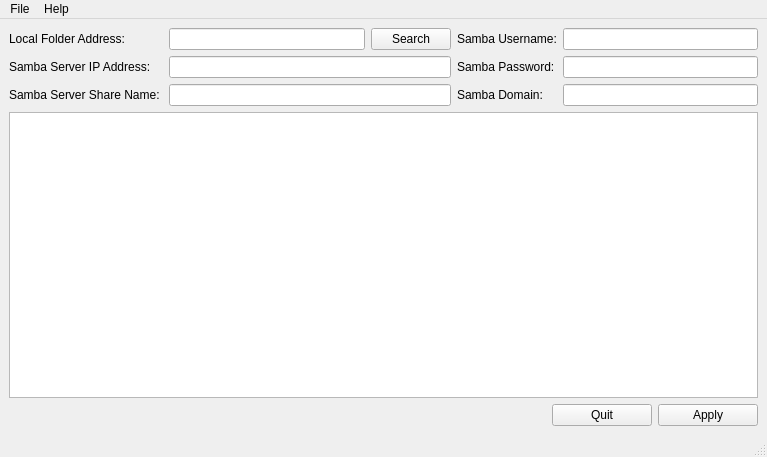
Before: the Qt Designer form smbhelper_gui.ui in xndpxs/smbhelper, drawn with Qt 5.
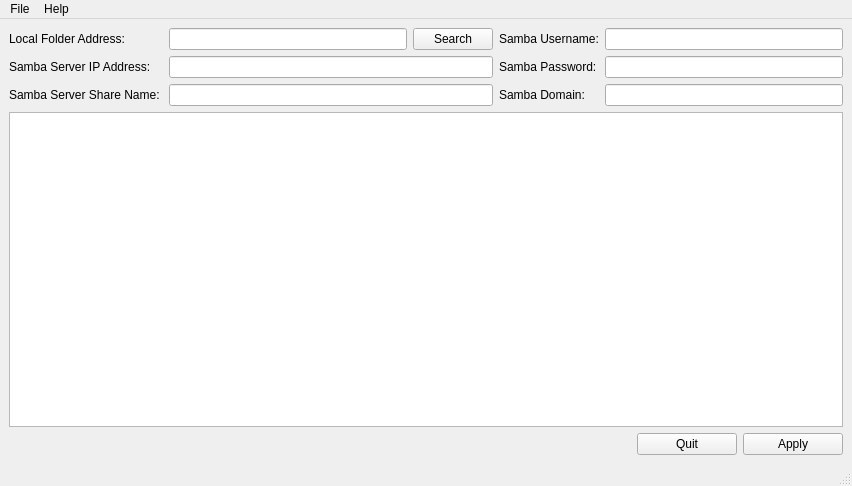
After: the same form once the commit is applied.

Commit message: Changed tab order

Diff of the .ui file:
```diff
--- a/smbhelper_gui.ui
+++ b/smbhelper_gui.ui
@@ -6,8 +6,8 @@
    <rect>
     <x>0</x>
     <y>0</y>
-    <width>767</width>
-    <height>457</height>
+    <width>852</width>
+    <height>486</height>
    </rect>
   </property>
   <property name="windowTitle">
@@ -189,7 +189,7 @@
     <rect>
      <x>0</x>
      <y>0</y>
-     <width>767</width>
+     <width>852</width>
      <height>22</height>
     </rect>
    </property>
```
Left out of the diff: 12 changed lines with no effect on the pictures. The commit also changes 1 other file.
